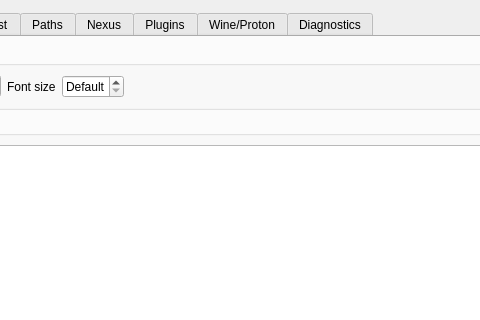
saghm/Fluorine-Manager, file src/src/settingsdialog.ui: the form before one commit; both pictures show x 191 to 671 and y 0 to 320 of the 820 by 592 pixel window.
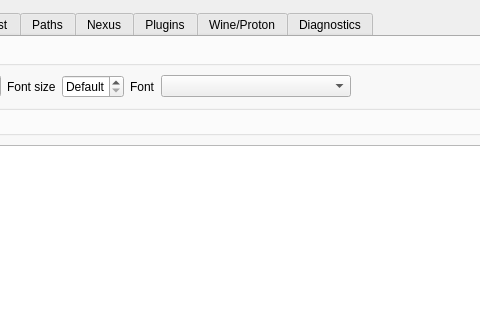
The form after the commit. The open tabs and pages were chosen to show the change. Icons and pictures are not drawn. Custom widgets are drawn as their Qt base class.

Commit message: add support for user-configured font

Patch:
```diff
--- a/src/src/settingsdialog.ui
+++ b/src/src/settingsdialog.ui
@@ -466,6 +466,26 @@
             </property>
            </widget>
           </item>
+           <item>
+            <widget class="QLabel" name="fontFamilyLabel">
+             <property name="text">
+              <string>Font</string>
+             </property>
+             <property name="buddy">
+              <cstring>fontFamilyCombo</cstring>
+             </property>
+            </widget>
+           </item>
+           <item>
+            <widget class="QComboBox" name="fontFamilyCombo">
+             <property name="minimumContentsLength">
+              <number>20</number>
+             </property>
+             <property name="toolTip">
+              <string>UI font family. Default uses the bundled DejaVu Sans font.</string>
+             </property>
+            </widget>
+           </item>
           <item>
            <spacer name="horizontalSpacer_5">
             <property name="orientation">
```
Lines whose indentation alone changed are shown as unchanged. The commit also changes 6 other files.
